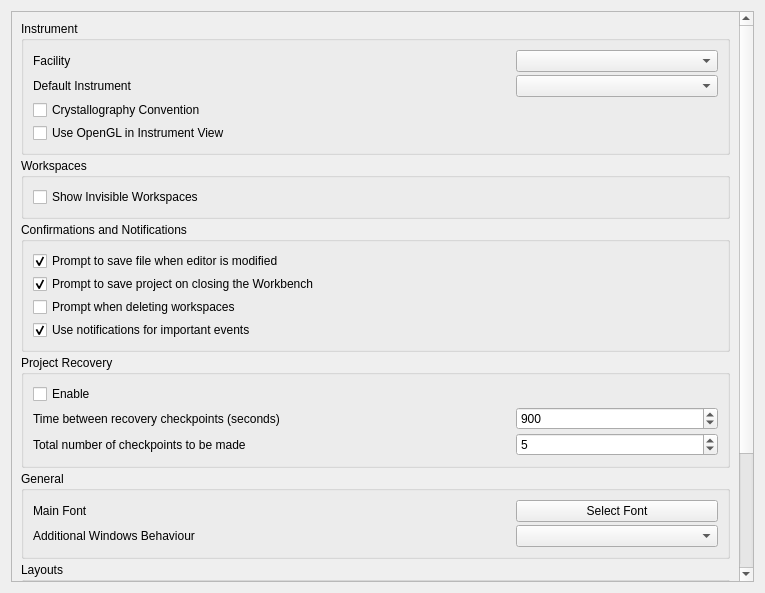
First picture: the form in qt/applications/workbench/workbench/widgets/settings/general/section_general.ui, repository mantidproject/mantid, before the edit.
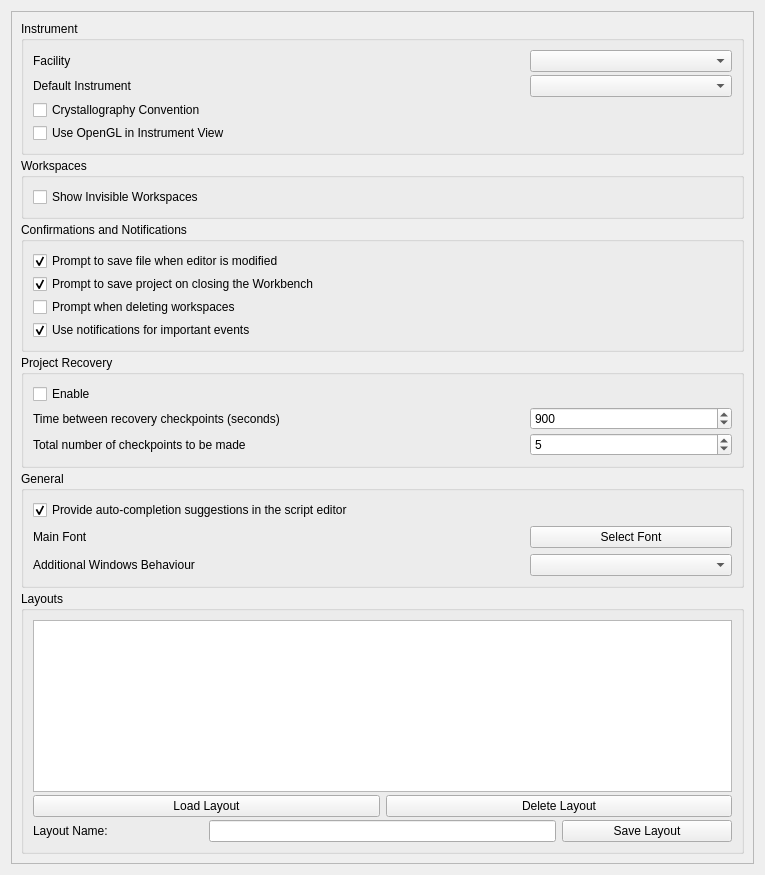
Second picture: the form after the edit.

Commit message: Added autocompletion switch to settings UI.

Patch:
```diff
--- a/qt/applications/workbench/workbench/widgets/settings/general/section_general.ui
+++ b/qt/applications/workbench/workbench/widgets/settings/general/section_general.ui
@@ -7,7 +7,7 @@
     <x>0</x>
     <y>0</y>
     <width>765</width>
-    <height>593</height>
+    <height>875</height>
    </rect>
   </property>
   <property name="windowTitle">
@@ -33,8 +33,8 @@
        <rect>
         <x>0</x>
         <y>0</y>
-        <width>728</width>
-        <height>656</height>
+        <width>745</width>
+        <height>855</height>
        </rect>
       </property>
       <property name="sizePolicy">
@@ -365,10 +365,23 @@
            <property name="title">
             <string>General</string>
            </property>
-           <layout class="QVBoxLayout" name="verticalLayout_11">
-            <property name="spacing">
-             <number>3</number>
-            </property>
+           <layout class="QVBoxLayout" name="verticalLayout_5">
+            <item>
+             <widget class="QCheckBox" name="completion_enabled">
+              <property name="sizePolicy">
+               <sizepolicy hsizetype="Expanding" vsizetype="Fixed">
+                <horstretch>0</horstretch>
+                <verstretch>0</verstretch>
+               </sizepolicy>
+              </property>
+              <property name="text">
+               <string>Provide auto-completion suggestions in the script editor</string>
+              </property>
+              <property name="checked">
+               <bool>true</bool>
+              </property>
+             </widget>
+            </item>
             <item>
              <layout class="QHBoxLayout" name="horizontalLayout_7">
               <item>
```
Left out of the diff: 18 changed lines with no effect on the pictures. The commit also changes 2 other files.
